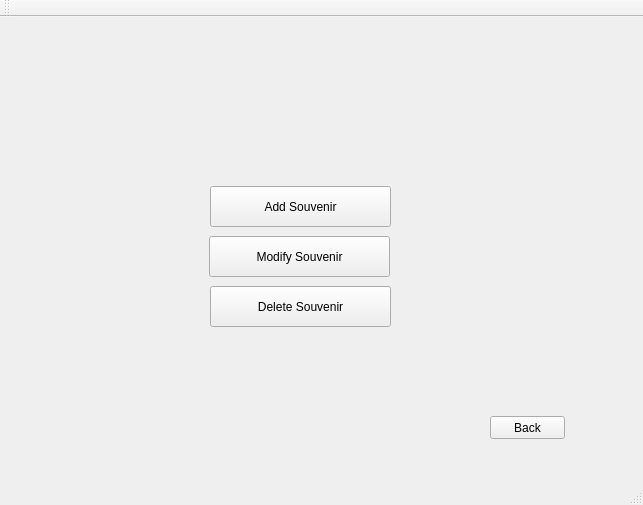
This is Stadium_Trip/mainwindow.ui in trucnguyen76/CS1D---Project-2 as Qt 5 draws it before an edit. The edited form follows.
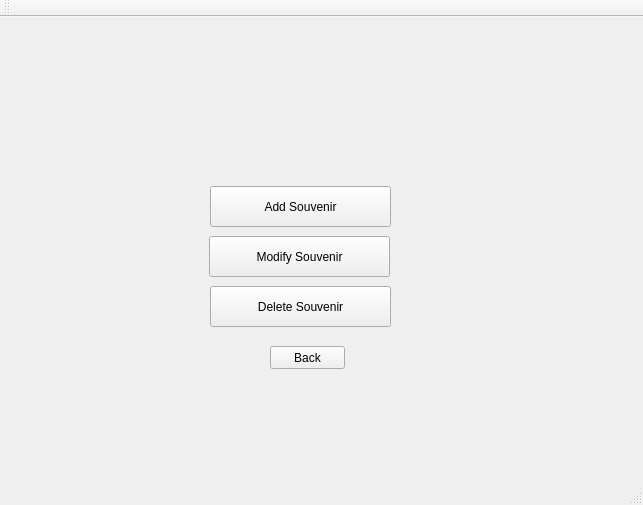
This is the edited form. The open tabs and pages were chosen to show the change.

Diff of the .ui file:
```diff
--- a/Stadium_Trip/mainwindow.ui
+++ b/Stadium_Trip/mainwindow.ui
@@ -377,8 +377,8 @@
      <widget class="QPushButton" name="pushButton">
       <property name="geometry">
        <rect>
-        <x>490</x>
-        <y>400</y>
+        <x>270</x>
+        <y>330</y>
         <width>75</width>
         <height>23</height>
        </rect>
```
Left out of the diff: 16 changed lines with no effect on the pictures.
